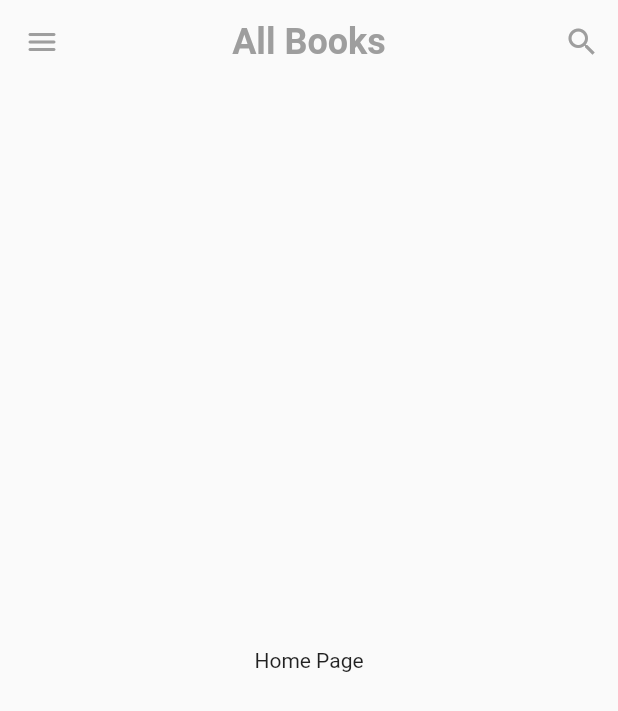
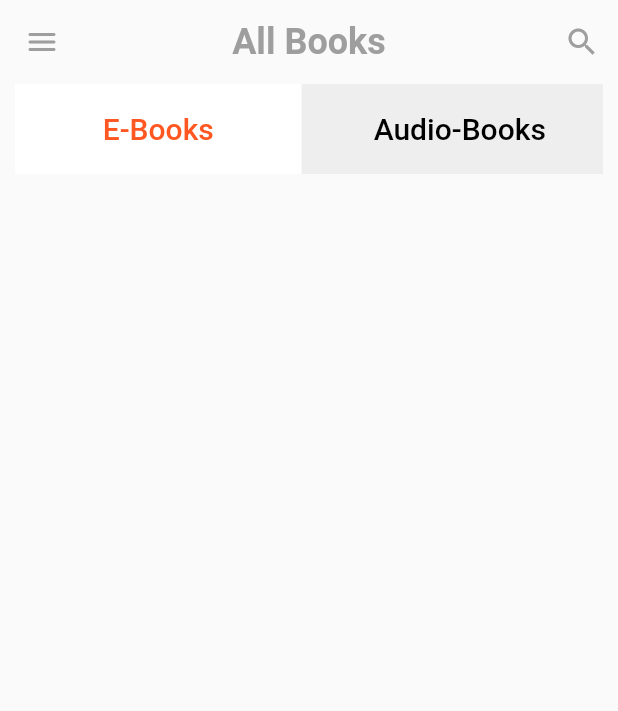
Before and after one commit to Tareq23/flutter-api-integration, a Flutter app: the screen it shows after launch, on a phone screen of 412 x 824 dp. Shown: the top 711 px of the screen. Run offline on Flutter 3.47's test engine with Material 2 defaults, Android fonts, the light colour scheme and no system bars.

Commit message:
custom tabbar widget

```diff
--- a/lib/pages/home/home.dart
+++ b/lib/pages/home/home.dart
@@ -1,4 +1,5 @@
 import 'package:flutter/material.dart';
+import 'package:flutterapiconsume/pages/home/widgets/custom_tab.dart';
 
 
 
@@ -10,13 +11,28 @@ class HomePage extends StatefulWidget {
 }
 
 class _HomePageState extends State<HomePage> {
+  var tabIndex=0;
+  final pageController = PageController();
   @override
   Widget build(BuildContext context) {
     return Scaffold(
       appBar: _buildAppBar(),
-      body: const Center(
-        child: Text('Home Page'),
-      ),
+      body: Column(
+        children: [
+            CustomTab(
+              tabIndex,
+                (int index){
+                  setState(() {
+                    tabIndex = index;
+                  });
+
+                  if(pageController.hasClients) {
+                    pageController.jumpToPage(index);
+                  }
+                }
+            )
+        ],
+      )
     );
   }
 
--- /dev/null
+++ b/lib/pages/home/widgets/custom_tab.dart
@@ -0,0 +1,53 @@
+
+import 'package:flutter/material.dart';
+
+class CustomTab extends StatelessWidget {
+
+  final int selected;
+  final Function callback;
+
+  CustomTab(this.selected,this.callback,{Key? key}) : super(key: key);
+
+  final tabs = ['E-Books', 'Audio-Books'];
+
+  @override
+  Widget build(BuildContext context) {
+    final width = MediaQuery.of(context).size.width;
+    return Container(
+      width: width,
+      height: 60,
+      margin: EdgeInsets.symmetric(horizontal: 10),
+      decoration: BoxDecoration(
+        color: Colors.grey[200],
+        borderRadius: BorderRadius.circular(15),
+      ),
+      child: ListView.separated(
+          // controller: ScrollContext().,
+          scrollDirection: Axis.horizontal,
+          itemBuilder: (context,index){
+            return GestureDetector(
+              onTap: (){
+                 callback(index);
+              },
+              child: Container(
+                decoration: BoxDecoration(
+                  color: index == selected ? Colors.white : Colors.grey[200],
+                ),
+                alignment: Alignment.center,
+                width: (width - 20)/2-5,
+                child: Text(tabs[index],
+                  style: TextStyle(
+                      color: index == selected ? Colors.deepOrange : Colors.black,
+                      fontSize: 20,
+                      fontWeight: FontWeight.w500,
+                  ),
+                ),
+              ),
+            );
+          },
+          separatorBuilder: (_, index) => const SizedBox(width: 10,),
+          itemCount: tabs.length,
+      ),
+    );
+  }
+}
```
